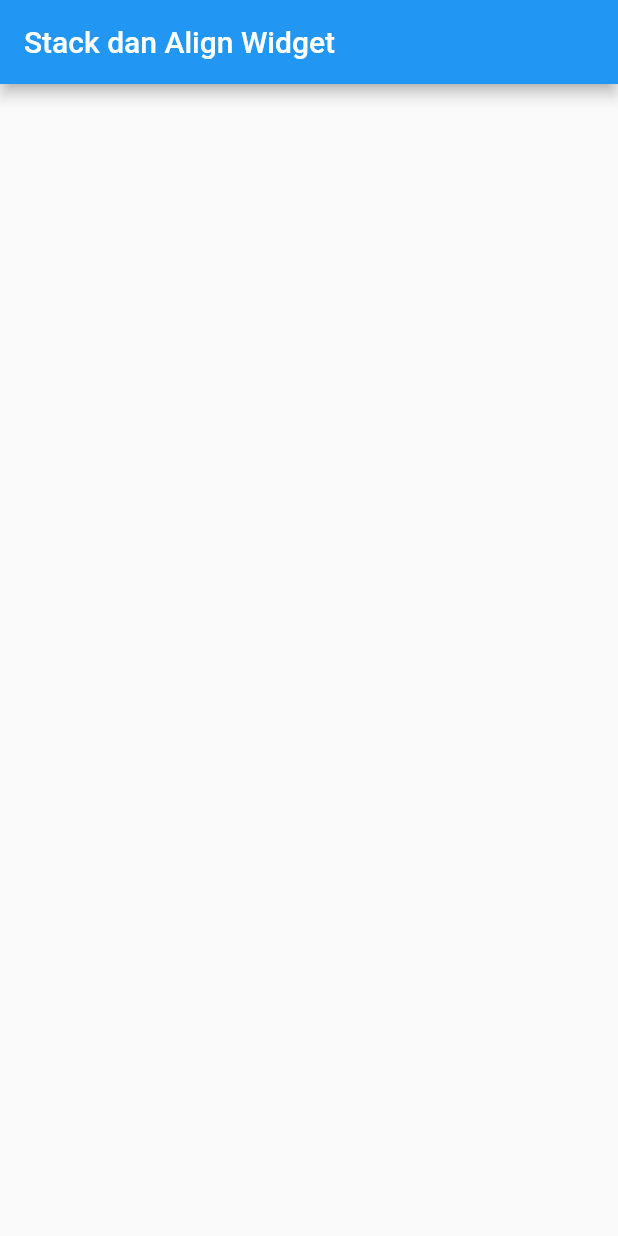
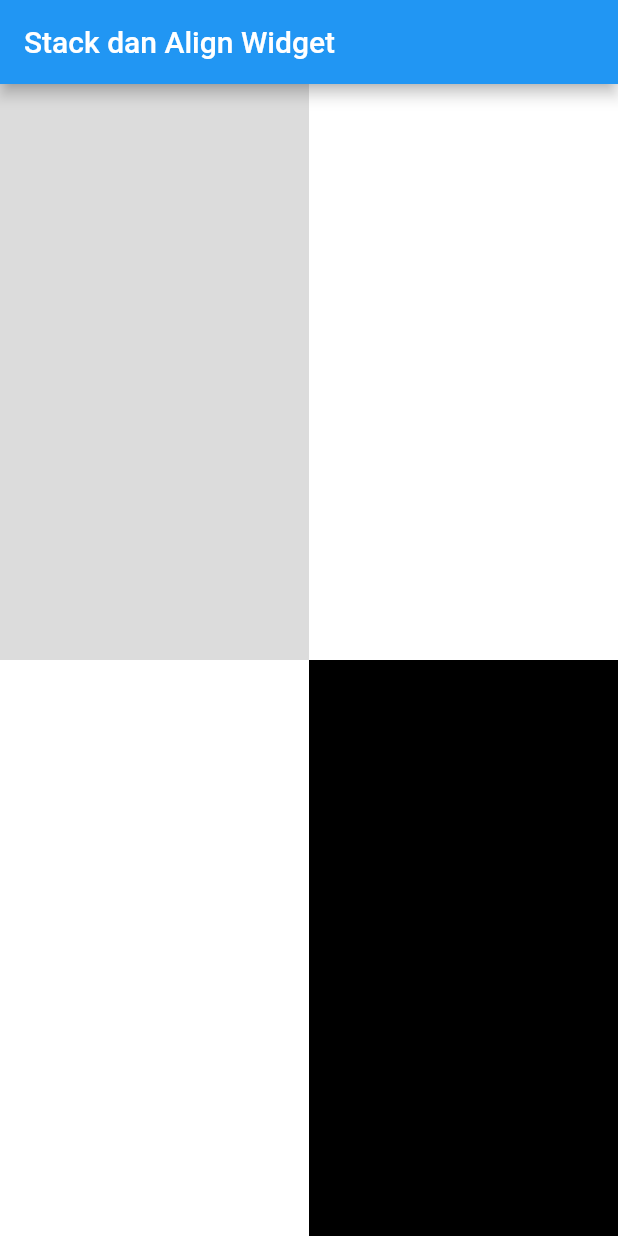
Before and after one commit to sinau-flutter/stack_and_align, a Flutter app: the screen it shows after launch, on a phone screen of 412 x 824 dp. Run offline on Flutter 3.47's test engine with Material 2 defaults, Android fonts, the phone set to English and light mode, and no system bars.

Commit message:
Stack : Make BG

```diff
--- a/lib/main.dart
+++ b/lib/main.dart
@@ -10,6 +10,52 @@ class MyApp extends StatelessWidget {
         appBar: AppBar(
           title: Text("Stack dan Align Widget"),
         ),
+        body: Stack(
+          children: <Widget>[
+            Column(
+              children: <Widget>[
+                Flexible(
+                  flex: 1,
+                  child: Row(
+                    children: <Widget>[
+                      Flexible(
+                        flex: 1,
+                        child: Container(
+                          color: Colors.black12,
+                        ),
+                      ),
+                      Flexible(
+                        flex: 1,
+                        child: Container(
+                          color: Colors.white,
+                        ),
+                      )
+                    ],
+                  ),
+                ),
+                Flexible(
+                  flex: 1,
+                  child: Row(
+                    children: <Widget>[
+                      Flexible(
+                        flex: 1,
+                        child: Container(
+                          color: Colors.white,
+                        ),
+                      ),
+                      Flexible(
+                        flex: 1,
+                        child: Container(
+                          color: Colors.black,
+                        ),
+                      )
+                    ],
+                  ),
+                )
+              ],
+            )
+          ],
+        ),
       ),
     );
   }
```
